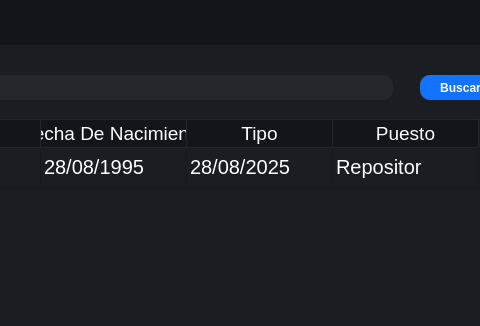
The window that Interfaces/main/main_ui_V2.ui (juanignaciocansillieri/Proyecto-Final) describes before a commit, drawn with Qt 5; both pictures show x 511 to 991 and y 0 to 326 of the 1133 by 558 pixel window.
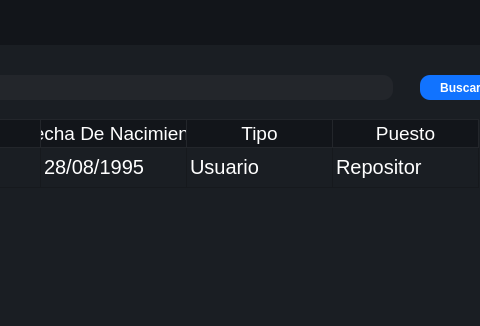
The same window after the commit. Icons and pictures are not drawn.

Diff of the .ui file:
```diff
--- a/Interfaces/main/main_ui_V2.ui
+++ b/Interfaces/main/main_ui_V2.ui
@@ -1254,7 +1254,7 @@
                     </item>
                     <item row="0" column="4">
                      <property name="text">
-                      <string>28/08/2025</string>
+                      <string>Usuario</string>
                      </property>
                     </item>
                     <item row="0" column="5">
```
